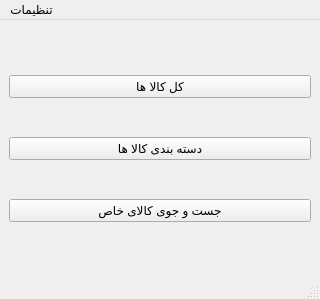
Above: CustomerWindow.ui from Alireza8hi/Project-DigiKala before the change. Below: the same form after it.
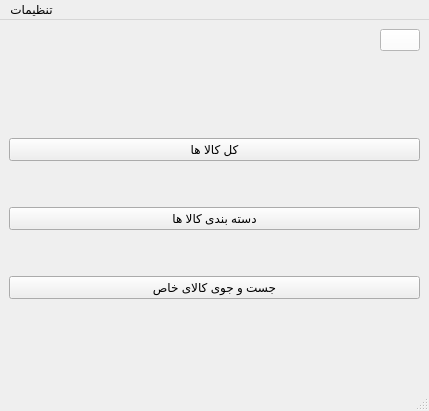
That is the form after the change. Icons and pictures are not drawn.

```diff
--- a/CustomerWindow.ui
+++ b/CustomerWindow.ui
@@ -6,8 +6,8 @@
    <rect>
     <x>0</x>
     <y>0</y>
-    <width>320</width>
-    <height>299</height>
+    <width>429</width>
+    <height>411</height>
    </rect>
   </property>
   <property name="windowTitle">
@@ -18,7 +18,20 @@
     <string notr="true">background-image: url(:/Pics/Pics/spectrum-gradient-color-wheel-background.jpg);</string>
    </property>
    <layout class="QGridLayout" name="gridLayout">
-    <item row="0" column="0">
+    <item row="8" column="0">
+     <spacer name="verticalSpacer_5">
+      <property name="orientation">
+       <enum>Qt::Vertical</enum>
+      </property>
+      <property name="sizeHint" stdset="0">
+       <size>
+        <width>20</width>
+        <height>40</height>
+       </size>
+      </property>
+     </spacer>
+    </item>
+    <item row="6" column="0">
      <spacer name="verticalSpacer_6">
       <property name="orientation">
        <enum>Qt::Vertical</enum>
@@ -31,7 +44,7 @@
       </property>
      </spacer>
     </item>
-    <item row="2" column="0">
+    <item row="7" column="0">
      <layout class="QVBoxLayout" name="verticalLayout">
       <item>
        <spacer name="verticalSpacer_4">
@@ -118,18 +131,50 @@
       </item>
      </layout>
     </item>
-    <item row="3" column="0">
-     <spacer name="verticalSpacer_5">
-      <property name="orientation">
-       <enum>Qt::Vertical</enum>
+    <item row="2" column="0">
+     <layout class="QHBoxLayout" name="horizontalLayout_3">
+      <property name="sizeConstraint">
+       <enum>QLayout::SetDefaultConstraint</enum>
       </property>
-      <property name="sizeHint" stdset="0">
-       <size>
-        <width>20</width>
-        <height>40</height>
-       </size>
+      <property name="leftMargin">
+       <number>0</number>
       </property>
-     </spacer>
+      <property name="topMargin">
+       <number>0</number>
+      </property>
+      <property name="rightMargin">
+       <number>0</number>
+      </property>
+      <item>
+       <spacer name="horizontalSpacer">
+        <property name="orientation">
+         <enum>Qt::Horizontal</enum>
+        </property>
+        <property name="sizeHint" stdset="0">
+         <size>
+          <width>40</width>
+          <height>20</height>
+         </size>
+        </property>
+       </spacer>
+      </item>
+      <item>
+       <widget class="QPushButton" name="CartBtn">
+        <property name="styleSheet">
+         <string notr="true">color: rgb(0, 0, 0);
+background-image: url(:/Pics/Pics/NoBack.png);
+background-color: rgb(255, 255, 255);</string>
+        </property>
+        <property name="text">
+         <string/>
+        </property>
+        <property name="icon">
+         <iconset resource="icons.qrc">
+          <normaloff>:/Icons/Icons/basket-cart-icon-27.png</normaloff>:/Icons/Icons/basket-cart-icon-27.png</iconset>
+        </property>
+       </widget>
+      </item>
+     </layout>
     </item>
    </layout>
   </widget>
@@ -138,7 +183,7 @@
     <rect>
      <x>0</x>
      <y>0</y>
-     <width>320</width>
+     <width>429</width>
      <height>25</height>
     </rect>
    </property>
```
Left out of the diff: 16 changed lines with no effect on the pictures.
